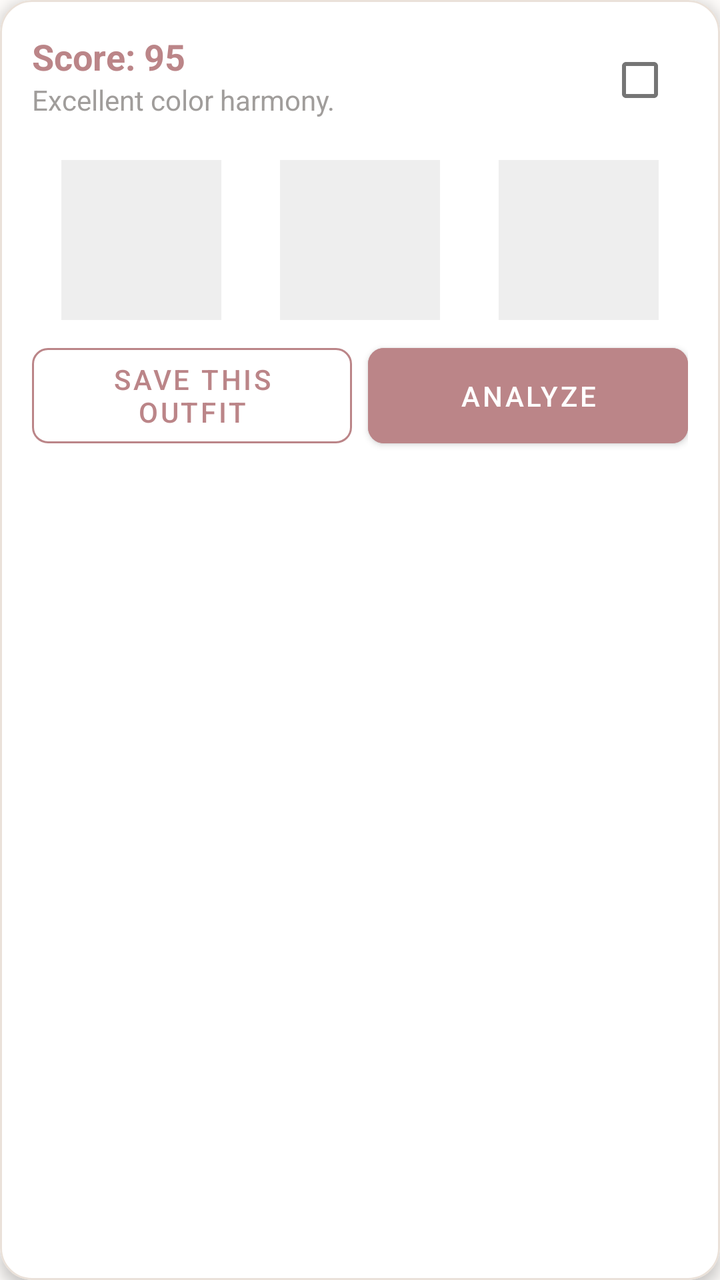
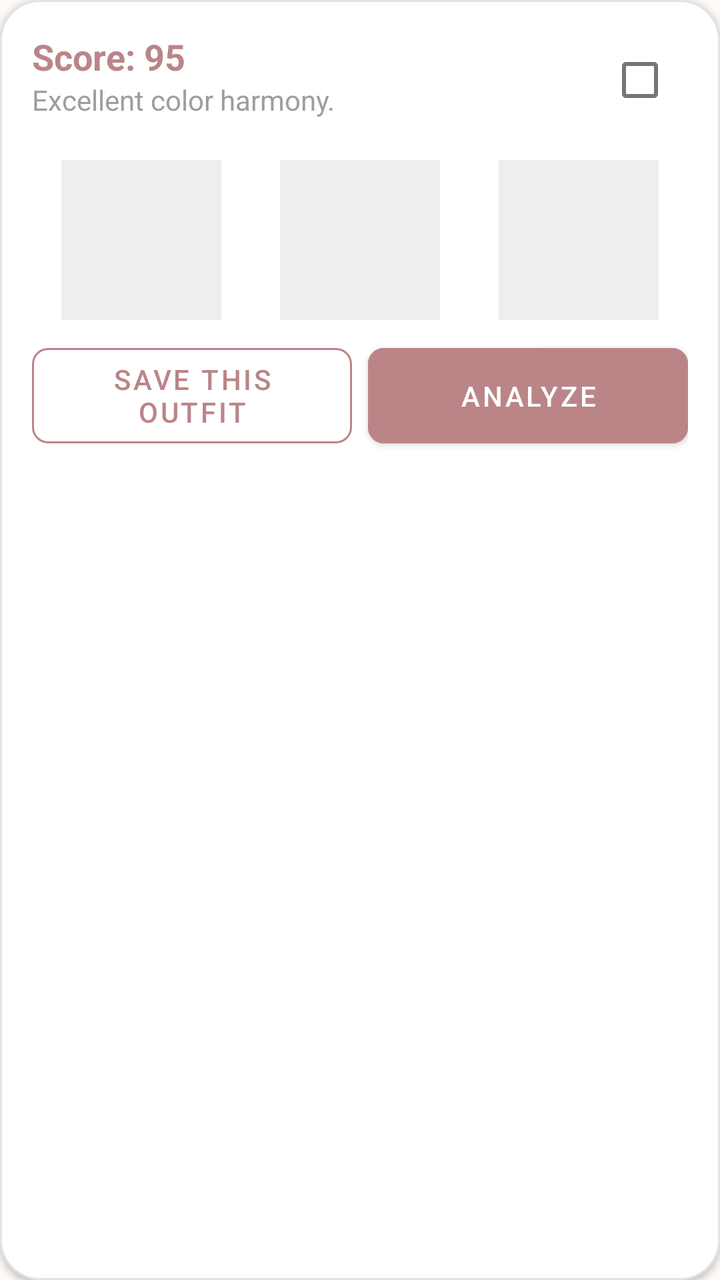

Two renders of the same Android screen: before a commit and after it. Below are the layout's source before the change and the commit's diff.
<!-- AndroidManifest.xml: application theme Theme.OutfitStudio -->
<!-- res/layout/item_outfit_card.xml -->
<?xml version="1.0" encoding="utf-8"?>
<com.google.android.material.card.MaterialCardView xmlns:android="http://schemas.android.com/apk/res/android"
    xmlns:app="http://schemas.android.com/apk/res-auto"
    android:layout_width="match_parent"
    android:layout_height="wrap_content"
    android:layout_margin="8dp"
    app:cardCornerRadius="16dp"
    app:cardElevation="4dp"
    app:strokeColor="@color/card_border"
    app:strokeWidth="1dp">

    <LinearLayout
        android:layout_width="match_parent"
        android:layout_height="wrap_content"
        android:orientation="vertical"
        android:padding="16dp">

        <RelativeLayout
            android:layout_width="match_parent"
            android:layout_height="wrap_content"
            android:layout_marginBottom="16dp">

            <LinearLayout
                android:layout_width="match_parent"
                android:layout_height="wrap_content"
                android:layout_toStartOf="@+id/cbSelect"
                android:orientation="vertical">

                <TextView
                    android:id="@+id/tvScore"
                    android:layout_width="match_parent"
                    android:layout_height="wrap_content"
                    android:text="Score: 95"
                    android:textColor="@color/primary"
                    android:textSize="18sp"
                    android:textStyle="bold" />

                <TextView
                    android:id="@+id/tvReason"
                    android:layout_width="match_parent"
                    android:layout_height="wrap_content"
                    android:text="Excellent color harmony."
                    android:textColor="@color/text_hint"
                    android:textSize="14sp" />
            </LinearLayout>

            <CheckBox
                android:id="@+id/cbSelect"
                android:layout_width="wrap_content"
                android:layout_height="wrap_content"
                android:layout_alignParentEnd="true"
                android:layout_centerVertical="true" />
        </RelativeLayout>

        <LinearLayout
            android:layout_width="match_parent"
            android:layout_height="wrap_content"
            android:orientation="horizontal">

            
            <LinearLayout
                android:layout_width="0dp"
                android:layout_height="wrap_content"
                android:layout_weight="1"
                android:orientation="vertical"
                android:gravity="center">
                
                <ImageView
                    android:id="@+id/ivTop"
                    android:layout_width="80dp"
                    android:layout_height="80dp"
                    android:scaleType="centerCrop"
                    android:background="#EEEEEE"/>
            </LinearLayout>

            
            <LinearLayout
                android:id="@+id/layoutOuterwear"
                android:layout_width="0dp"
                android:layout_height="wrap_content"
                android:layout_weight="1"
                android:orientation="vertical"
                android:gravity="center"
                android:visibility="gone">
                
                <ImageView
                    android:id="@+id/ivOuterwear"
                    android:layout_width="80dp"
                    android:layout_height="80dp"
                    android:scaleType="centerCrop"
                    android:background="#EEEEEE"/>
            </LinearLayout>

            
            <LinearLayout
                android:layout_width="0dp"
                android:layout_height="wrap_content"
                android:layout_weight="1"
                android:orientation="vertical"
                android:gravity="center">
                
                <ImageView
                    android:id="@+id/ivBottom"
                    android:layout_width="80dp"
                    android:layout_height="80dp"
                    android:scaleType="centerCrop"
                    android:background="#EEEEEE"/>
            </LinearLayout>

            
            <LinearLayout
                android:layout_width="0dp"
                android:layout_height="wrap_content"
                android:layout_weight="1"
                android:orientation="vertical"
                android:gravity="center">
                
                <ImageView
                    android:id="@+id/ivFootwear"
                    android:layout_width="80dp"
                    android:layout_height="80dp"
                    android:scaleType="centerCrop"
                    android:background="#EEEEEE"/>
            </LinearLayout>

        </LinearLayout>

        <LinearLayout
            android:layout_width="match_parent"
            android:layout_height="wrap_content"
            android:orientation="horizontal"
            android:layout_marginTop="8dp">

            <com.google.android.material.button.MaterialButton
                android:id="@+id/btnSaveOutfit"
                android:layout_width="0dp"
                android:layout_weight="1"
                android:layout_height="match_parent"
                android:layout_marginEnd="8dp"
                android:text="SAVE THIS OUTFIT"
                style="@style/Widget.MaterialComponents.Button.OutlinedButton"
                app:cornerRadius="8dp"
                app:strokeColor="@color/primary"
                android:textColor="@color/primary"/>

            <com.google.android.material.button.MaterialButton
                android:id="@+id/btnRateOutfit"
                android:layout_width="0dp"
                android:layout_weight="1"
                android:layout_height="match_parent"
                android:text="Analyze"
                app:cornerRadius="8dp"
                android:backgroundTint="@color/primary"/>
        </LinearLayout>
    </LinearLayout>
</com.google.android.material.card.MaterialCardView>
<!-- resources referenced by this layout -->
<resources>
  <color name="card_border">#EAE1D9</color>
  <color name="primary">#BB8588</color>
  <color name="text_hint">#A09D9B</color>
  <style name="Theme.OutfitStudio" parent="Theme.MaterialComponents.Light.NoActionBar">
          <item name="android:textColor">@color/on_background</item>
          <item name="android:textColorHint">@color/text_hint</item>
          
          <item name="colorPrimary">@color/primary</item>
          <item name="colorPrimaryVariant">@color/primary_variant</item>
          <item name="colorOnPrimary">@color/on_primary</item>
          
          <item name="colorSecondary">@color/primary</item>
          <item name="colorSecondaryVariant">@color/primary_variant</item>
          <item name="colorOnSecondary">@color/on_primary</item>
          
          <item name="android:colorBackground">@color/background</item>
          <item name="colorSurface">@color/surface</item>
          
          <item name="android:statusBarColor">@color/background</item>
          <item name="android:windowLightStatusBar">true</item>
      </style>
  <color name="on_background">#3E3C3A</color>
  <color name="primary_variant">#BB8588</color>
  <color name="on_primary">#FFFFFF</color>
  <color name="background">#FDFBF9</color>
  <color name="surface">#FFFFFF</color>
</resources>

<!-- the commit's change to res/layout/item_outfit_card.xml (unified diff, before → after) -->
@@ -4,8 +4,8 @@
     android:layout_width="match_parent"
     android:layout_height="wrap_content"
     android:layout_margin="8dp"
-    app:cardCornerRadius="16dp"
-    app:cardElevation="4dp"
+    app:cardCornerRadius="20dp"
+    app:cardElevation="2dp"
     app:strokeColor="@color/card_border"
     app:strokeWidth="1dp">
 
